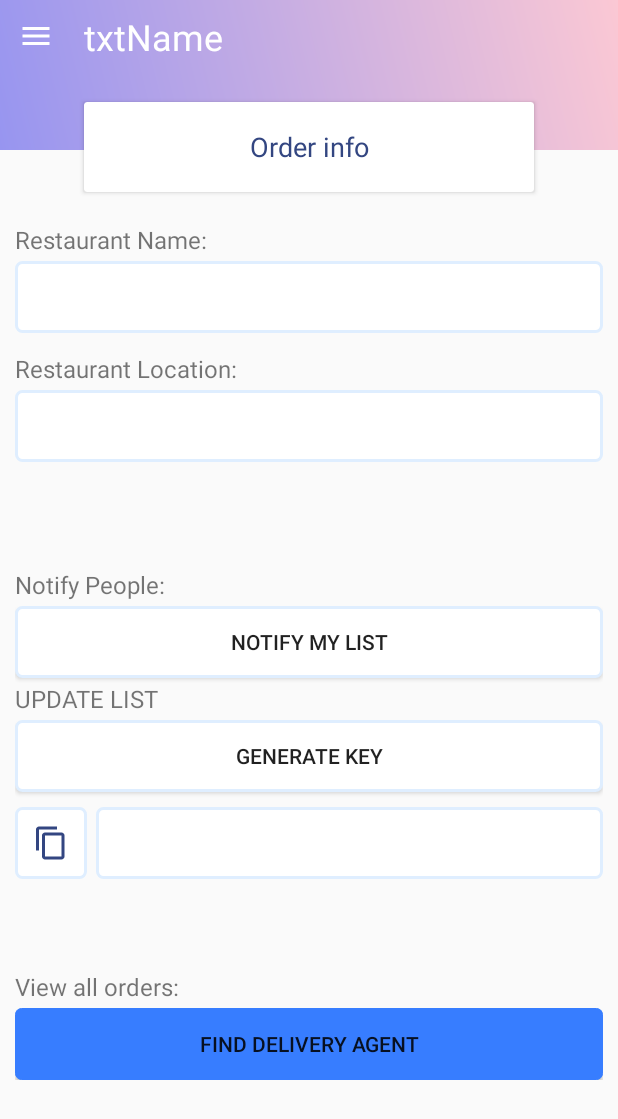
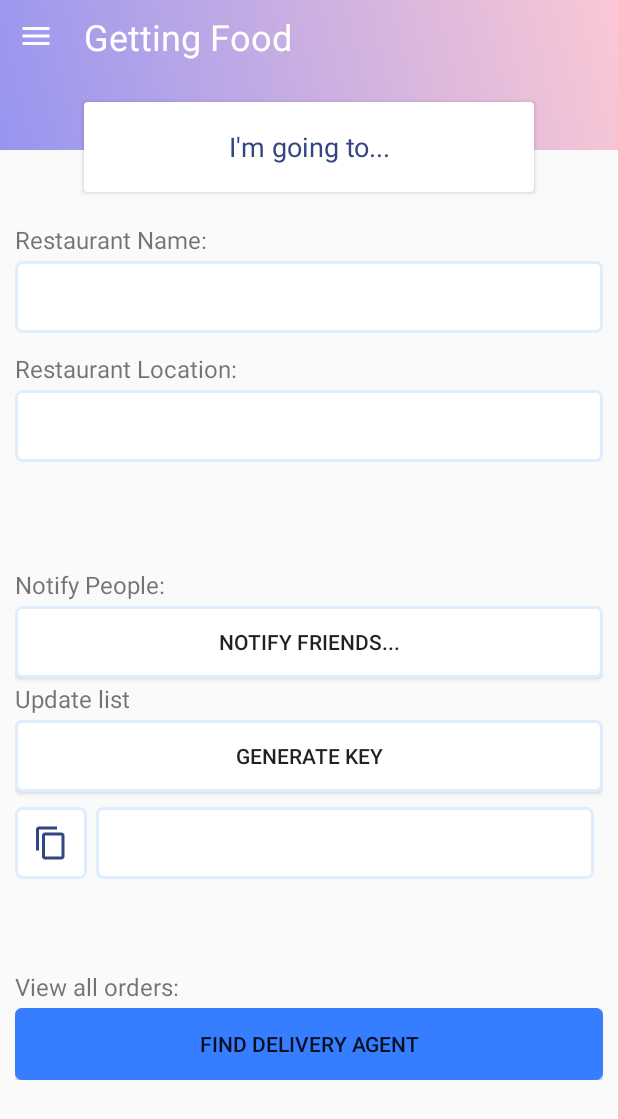
Before and after one commit to Mahesh-Ranaweera/BringMeFood-FinalProject, an Android app: the GettingFoodActivity screen opened directly, with no data from a screen before it, on a phone screen of 412 x 824 dp. Shown: the top 1119 px of the screen. Run offline under Robolectric (Android 15) with nearby library versions, the phone set to English and light mode, and no system bars.

Commit message:
Refactored a bunch of stuff to make everything a bit more organized

```diff
--- a/app/build.gradle
+++ b/app/build.gradle
@@ -33,6 +33,7 @@ dependencies {
     compile 'com.google.firebase:firebase-auth:11.6.2'
     compile 'com.google.firebase:firebase-storage:11.6.2'
     compile 'com.google.firebase:firebase-database:11.6.2'
+	compile 'com.google.firebase:firebase-messaging:11.6.2'
     compile 'com.google.android.gms:play-services-auth:11.6.2'
     compile 'com.facebook.android:facebook-login:4.27.0'
 }
--- a/app/src/main/java/com/travmahrajvar/bringmefood/WelcomeActivity.java
+++ b/app/src/main/java/com/travmahrajvar/bringmefood/WelcomeActivity.java
@@ -30,6 +30,7 @@ import com.google.firebase.auth.AuthResult;
 import com.google.firebase.auth.FacebookAuthProvider;
 import com.google.firebase.auth.FirebaseUser;
 import com.google.firebase.auth.GoogleAuthProvider;
+import com.travmahrajvar.bringmefood.utils.FirebaseHandler;
 
 public class WelcomeActivity extends AppCompatActivity {
 
--- a/app/src/main/res/layout/activity_getting_food.xml
+++ b/app/src/main/res/layout/activity_getting_food.xml
@@ -8,7 +8,7 @@
 
     <RelativeLayout
         android:layout_width="match_parent"
-        android:layout_height="match_parent">
+        android:layout_height="wrap_content">
 
         <LinearLayout
             android:layout_width="match_parent"
@@ -37,9 +37,9 @@
                     android:layout_height="wrap_content"
                     android:layout_marginStart="8dp"
                     android:layout_marginTop="8dp"
-                    android:text="@string/txtname"
+                    android:text="@string/getting_food"
                     android:textColor="@android:color/white"
-                    android:textSize="24dp"
+                    android:textSize="24sp"
                     app:layout_constraintStart_toEndOf="@+id/mainMenuButton"
                     app:layout_constraintTop_toTopOf="parent" />
             </LinearLayout>
@@ -55,10 +55,10 @@
                 android:layout_width="match_parent"
                 android:layout_height="match_parent"
                 android:textAlignment="center"
-                android:textSize="18dp"
+                android:textSize="18sp"
                 android:textColor="@color/colorPrimaryDark"
                 android:gravity="center"
-                android:text="Order info"/>
+                android:text="@string/order_info"/>
         </android.support.v7.widget.CardView>
 
         <RelativeLayout
@@ -77,7 +77,7 @@
                     android:layout_width="match_parent"
                     android:layout_height="28dp"
                     android:gravity="center_vertical"
-                    android:textSize="16dp"
+                    android:textSize="16sp"
                     android:text="Restaurant Name:"/>
 
                 <EditText
@@ -91,7 +91,7 @@
                     android:layout_width="match_parent"
                     android:layout_height="28dp"
                     android:gravity="center_vertical"
-                    android:textSize="16dp"
+                    android:textSize="16sp"
                     android:text="Restaurant Location:"/>
 
                 <EditText
@@ -112,14 +112,14 @@
                     android:layout_width="match_parent"
                     android:layout_height="28dp"
                     android:gravity="center_vertical"
-                    android:textSize="16dp"
+                    android:textSize="16sp"
                     android:text="Notify People:"/>
 
                 <Button
                     android:layout_width="match_parent"
                     android:layout_height="48dp"
                     android:background="@drawable/btn_secondary_app"
-                    android:text="Notify My List"/>
+                    android:text="Notify friends..."/>
 
 
                 <TextView
@@ -127,7 +127,7 @@
                     android:layout_height="28dp"
                     android:gravity="center_vertical"
                     android:textSize="16dp"
-                    android:text="UPDATE LIST"/>
+                    android:text="Update list"/>
 
                 <Button
                     android:layout_marginBottom="10dp"
@@ -141,22 +141,23 @@
                     android:layout_height="wrap_content">
 
                     <LinearLayout
-                        android:gravity="right"
+                        android:gravity="end"
                         android:layout_width="48dp"
                         android:layout_height="48dp">
 
                         <ImageButton
                             android:layout_width="48dp"
                             android:layout_height="48dp"
-                            android:src="@drawable/ic_content_copy_black_24dp"
+                            app:srcCompat="@drawable/ic_content_copy_black_24dp"
                             android:background="@drawable/btn_secondary_app"/>
                     </LinearLayout>
 
                     <LinearLayout
-                        android:gravity="left"
+                        android:gravity="start"
                         android:layout_width="match_parent"
                         android:layout_height="match_parent"
-                        android:paddingLeft="6dp">
+                        android:paddingStart="6dp"
+                        android:paddingEnd="6dp">
 
                         <EditText
                             android:layout_width="match_parent"
@@ -177,14 +178,12 @@
                     android:layout_width="match_parent"
                     android:layout_height="28dp"
                     android:gravity="center_vertical"
-                    android:textSize="16dp"
+                    android:textSize="16sp"
                     android:text="View all orders:"/>
 
                 <Button
                     android:layout_width="match_parent"
                     android:layout_height="48dp"
-                    android:layout_alignParentBottom="true"
-                    android:layout_alignParentStart="true"
                     android:background="@drawable/btn_primary_app"
                     android:text="Find Delivery Agent" />
             </LinearLayout>
--- a/app/src/main/res/layout/activity_need_food.xml
+++ b/app/src/main/res/layout/activity_need_food.xml
@@ -38,7 +38,7 @@
                     android:layout_height="wrap_content"
                     android:layout_marginStart="8dp"
                     android:layout_marginTop="8dp"
-                    android:text="@string/txtname"
+                    android:text="@string/want_food"
                     android:textColor="@android:color/white"
                     android:textSize="24dp"
                     app:layout_constraintStart_toEndOf="@+id/mainMenuButton"
--- a/app/src/main/res/values/strings.xml
+++ b/app/src/main/res/values/strings.xml
@@ -93,8 +93,8 @@
     <string name="navigation_drawer_close">Close navigation drawer</string>
 
     <string name="action_settings">Settings</string>
-    <string name="txtname">txtName</string>
     <string name="getting_food">Getting Food</string>
     <string name="want_food">Want Food</string>
     <string name="create_order">Create Order</string>
+    <string name="order_info">I\'m going to...</string>
 </resources>
```
Also changed, not shown: app/src/main/AndroidManifest.xml (+20 -0 lines), app/src/main/java/com/travmahrajvar/bringmefood/ChoiceSelect.java (+21 -16 lines), app/src/main/java/com/travmahrajvar/bringmefood/FirebaseHandler.java (deleted, +0 -81 lines), app/src/main/java/com/travmahrajvar/bringmefood/SignUpActivity.java (+4 -3 lines), app/src/main/java/com/travmahrajvar/bringmefood/utils/FirebaseHandler.java (added, +96 -0 lines), app/src/main/java/com/travmahrajvar/bringmefood/utils/NotificationInstanceIDServices.java (added, +26 -0 lines), app/src/main/java/com/travmahrajvar/bringmefood/utils/NotificationServices.java (added, +58 -0 lines), app/src/main/java/com/travmahrajvar/bringmefood/utils/UserInfo.java (added, +53 -0 lines), app/src/main/res/layout/activity_choice_select.xml (+11 -11 lines).
